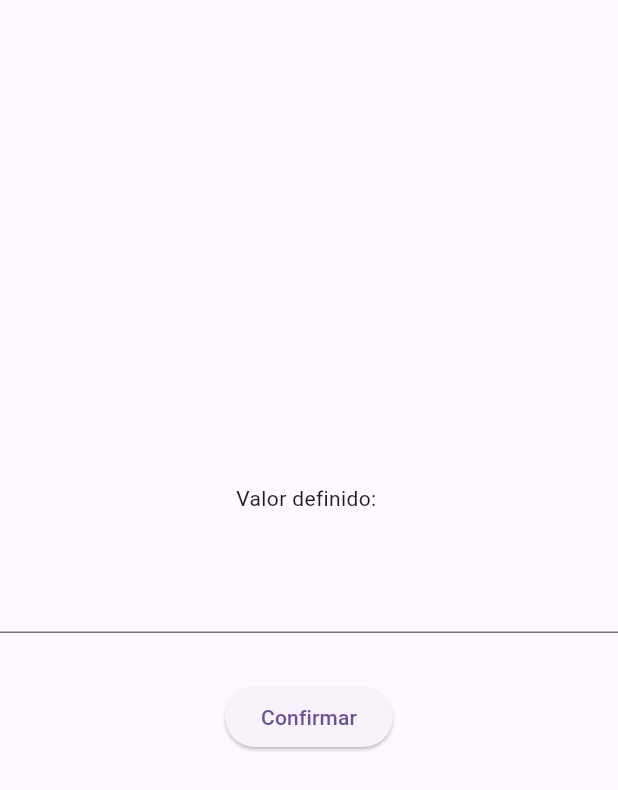
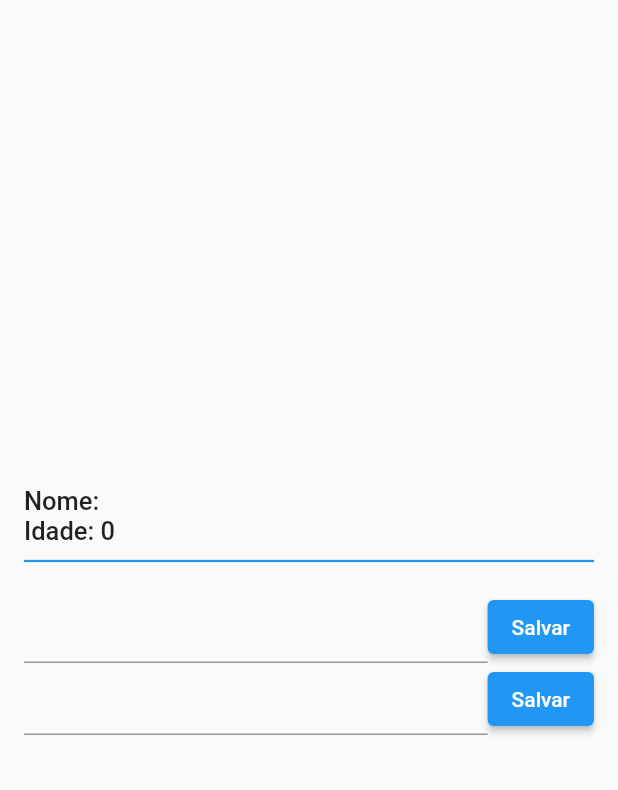
Before and after one commit to diegocar448/getx_aprender, a Flutter app: the screen it shows after launch, on a phone screen of 412 x 824 dp. Shown: the top 790 px of the screen. Run offline on Flutter 3.47's test engine with Material 2 defaults, Android fonts, the phone set to English and light mode, and no system bars; our stand-ins replace get.

Commit message:
Observando variaveis com Obx

```diff
--- a/lib/main.dart
+++ b/lib/main.dart
@@ -1,6 +1,6 @@
 import 'package:flutter/material.dart';
-import 'package:get/get_state_manager/get_state_manager.dart';
-import 'package:getxintro/value_controller.dart';
+import 'package:get/get_state_manager/src/rx_flutter/rx_obx_widget.dart';
+import 'package:getxintro/user_controller.dart';
 
 void main() {
   runApp(const MyApp());
@@ -15,8 +15,7 @@
     return MaterialApp(
       title: 'Flutter Demo',
       theme: ThemeData(
-        colorScheme: ColorScheme.fromSeed(seedColor: Colors.deepPurple),
-        useMaterial3: true,
+        primarySwatch: Colors.blue,
       ),
       home: HomePage(),
     );
@@ -27,44 +26,91 @@
   // HomePage({super.key});
   HomePage({Key? key}) : super(key: key);
 
-  final textController = TextEditingController();
-  final valueController = ValueController();
+  final nameController = TextEditingController();
+  final ageController = TextEditingController();
+  final userController = UserController();
+
+  TextStyle commonStyle() => const TextStyle(
+        fontSize: 17,
+        fontWeight: FontWeight.w500,
+      );
 
   @override
   Widget build(BuildContext context) {
     return Scaffold(
-      body: Column(
+      body: Padding(
+        padding: const EdgeInsets.all(16),
+        child: Column(
           mainAxisAlignment: MainAxisAlignment.center,
+          crossAxisAlignment: CrossAxisAlignment.stretch,
           children: [
-          // Valor
-          Obx(
-            () {
-              return Text('Valor definido: ${valueController.definedValue}');
-            },
+            // Apresentação Nome
+            Obx(() => Text(
+                  'Nome: ${userController.user.value.name}',
+                  style: commonStyle(),
+                )),
+
+            // Apresentação Idade
+            Obx(() => Text(
+                  'Idade: ${userController.user.value.age}',
+                  style: commonStyle(),
+                )),
+
+            const Divider(
+              thickness: 1.5,
+              color: Colors.blue,
+              height: 20,
             ),
-          // Campo
-          Padding(
-            padding: const EdgeInsets.symmetric(vertical: 32),
+            // Espaçamento
+            const SizedBox(
+              height: 10,
+            ),
+
+            Row(
+              crossAxisAlignment: CrossAxisAlignment.end,
+              children: [
+                // Campo Nome
+                Expanded(
                   child: TextField(
-              controller: textController,
+                    controller: nameController,
+                    decoration: const InputDecoration(),
                   ),
                 ),
-          // Botão
-          Obx(
-            () {
-              return valueController.isLoading.value
-                  ? const CircularProgressIndicator()
-                  : ElevatedButton(
+
+                ElevatedButton(
                   onPressed: () {
-                        String value = textController.text;
+                    userController.setUserName(nameController.text);
+                  },
+                  child: const Text('Salvar'),
+                ),
+              ],
+            ),
+            Row(
+              crossAxisAlignment: CrossAxisAlignment.end,
+              children: [
+                // Campo Idade
+                Expanded(
+                  child: TextField(
+                    controller: ageController,
+                    decoration: const InputDecoration(),
+                  ),
+                ),
 
-                        valueController.setValue(value);
+                ElevatedButton(
+                  onPressed: () {
+                    userController.setUserAge(int.parse(ageController.text));
                   },
-                      child: const Text('Confirmar'),
-                    );
-            },
-          )
+                  child: const Text('Salvar'),
+                ),
               ],
+            ),
+
+            // Espaçamento
+            const SizedBox(
+              height: 10,
+            ),
+          ],
+        ),
       ),
     );
   }
--- /dev/null
+++ b/lib/user_controller.dart
@@ -0,0 +1,25 @@
+import 'package:get/get.dart';
+import 'package:getxintro/user_model.dart';
+
+class UserController extends GetxController {
+  //Objeto Observavel
+  Rx<UserModel> user = UserModel().obs;
+
+  // Aqui setamos a nossa propriedade nome
+  void setUserName(String userName) {
+    /* user.update((obj) {
+      obj?.name = userName;
+    }); */
+    user.value.name = userName;
+    user.refresh();
+  }
+
+  // Aqui setamos a nossa propriedade age no formato int
+  void setUserAge(int userAge) {
+    /* user.update((obj) {
+      obj?.age = userAge;
+    }); */
+    user.value.age = userAge;
+    user.refresh();
+  }
+}
--- /dev/null
+++ b/lib/user_model.dart
@@ -0,0 +1,9 @@
+class UserModel {
+  String name;
+  int age;
+
+  UserModel({
+    this.name = '',
+    this.age = 0,
+  });
+}
```
Lines whose indentation alone changed are shown as unchanged.
